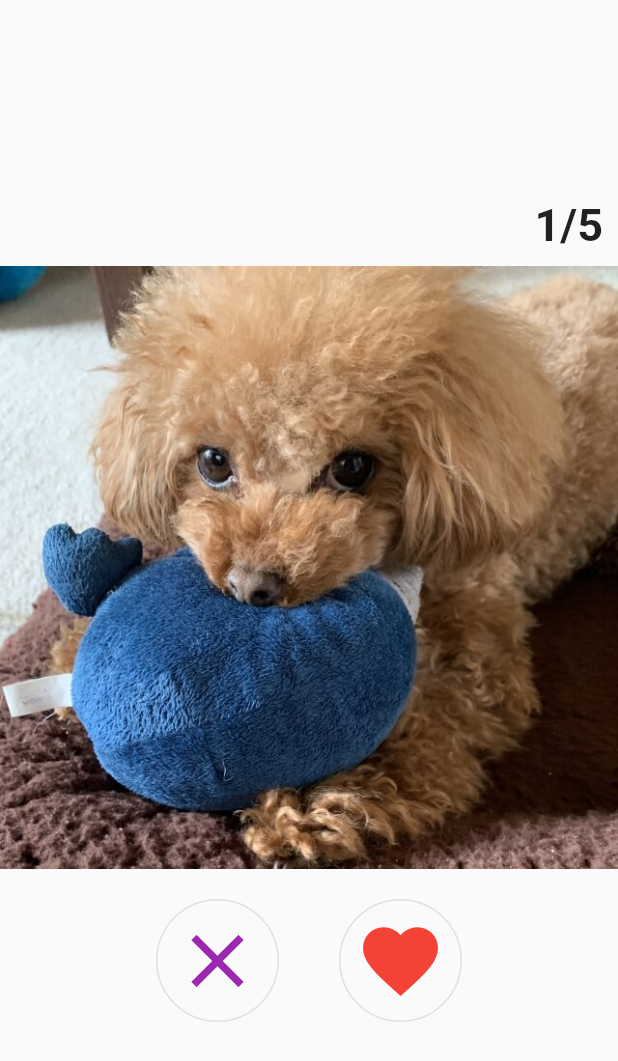
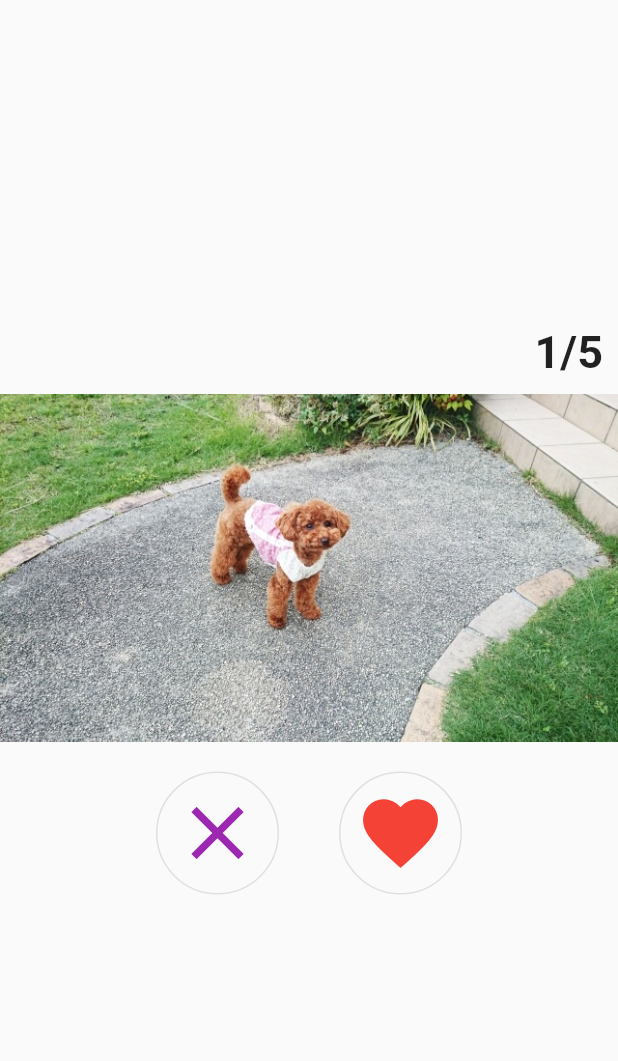
Before and after one commit to enutake/which_my_dog, a Flutter app: the screen it shows after launch, after a tap on "スタート", on a phone screen of 412 x 824 dp. Shown: the top 1061 px of the screen. Run offline on Flutter 3.47's test engine with Material 2 defaults, Android fonts, the light colour scheme and no system bars.

Commit message:
feat: 問題数に合わせてランダムにわんちゃん画像が入れ替わるように変更

```diff
--- a/which_my_dog/lib/model/my_app_model.dart
+++ b/which_my_dog/lib/model/my_app_model.dart
@@ -1,7 +1,10 @@
 import 'package:flutter/material.dart';
+import 'dart:math' as math;
 
 class MyAPPModel with ChangeNotifier {
   int currentQuestionCount = 1;
+  List quizList = [];
+  final maxImageLength = 10;
 
   void incrementQuestionCount() {
     currentQuestionCount++;
@@ -11,4 +14,19 @@ class MyAPPModel with ChangeNotifier {
     currentQuestionCount = 1;
     notifyListeners();
   }
+
+  void generateQuizList() {
+    for(var count = 0; count < 5; count++) {
+      var rand1 = new math.Random();
+      var rand2 = new math.Random();
+      var randInt1 = rand1.nextInt(maxImageLength - 1) + 1;
+      var randInt2 = rand2.nextInt(2);
+      var imageType = randInt2 > 0 ? "aiken" : "inu";
+      var fileName = imageType + randInt1.toString();
+      quizList.add(fileName);
+    }
+  }
+  void resetQuizList() {
+    quizList = [];
+  }
 }
--- a/which_my_dog/lib/pages/first_page.dart
+++ b/which_my_dog/lib/pages/first_page.dart
@@ -1,8 +1,12 @@
 import 'package:flutter/material.dart';
+import 'package:provider/provider.dart';
+
+import '../model/my_app_model.dart';
 
 class FirstPage extends StatelessWidget {
   @override
   Widget build(BuildContext context) {
+    final model = Provider.of<MyAPPModel>(context, listen: false);
     return Scaffold(
       body: Center(
         child: Column(
@@ -26,6 +30,7 @@ class FirstPage extends StatelessWidget {
                   style: TextStyle(fontSize: 30),
                 ),
                 onPressed: () {
+                  model.generateQuizList();
                   Navigator.of(context).pushNamed('/quiz');
                 },
               ),
--- a/which_my_dog/lib/pages/quiz_page.dart
+++ b/which_my_dog/lib/pages/quiz_page.dart
@@ -11,24 +11,24 @@ class QuizPage extends StatelessWidget {
     const quizMaxLength = 5;
     return Scaffold(
       body: Center(
-        child: Column(
+        child: Consumer<MyAPPModel>(
+          builder: (context, model, _)
+        {
+          return Column(
             mainAxisAlignment: MainAxisAlignment.center,
             children: <Widget>[
               Align(
                 alignment: Alignment.centerRight,
                 child: Padding(
                   padding: const EdgeInsets.all(10.0),
-                child: Consumer<MyAPPModel>(builder: (context, model, _) {
-                    return Text(
+                  child: Text(
                     '${model.currentQuestionCount}/$quizMaxLength',
                     style: TextStyle(fontSize: 30, fontWeight: FontWeight.bold),
-                    );
-                  },
-                )
+                  ),
                 ),
               ),
               Image.asset(
-              'images/inu1.jpg',
+                'images/${model.quizList[model.currentQuestionCount - 1]}.jpg',
               ),
               Row(
                 mainAxisAlignment: MainAxisAlignment.center,
@@ -38,7 +38,9 @@ class QuizPage extends StatelessWidget {
                 ],
               ),
             ],
-        ),
+          );
+        }
+        )
       ),
     );
   }
--- a/which_my_dog/lib/pages/result_page.dart
+++ b/which_my_dog/lib/pages/result_page.dart
@@ -77,6 +77,7 @@ class ResultPage extends StatelessWidget {
                   ),
                   onPressed: () {
                     model.resetQuestionCount();
+                    model.resetQuizList();
                     Navigator.of(context).pushNamed('/home');
                   },
                 ),
--- a/which_my_dog/lib/widgets/circle_button.dart
+++ b/which_my_dog/lib/widgets/circle_button.dart
@@ -25,9 +25,10 @@ class CircleButton extends StatelessWidget {
         ),
       ),
       onTap: () {
-        model.incrementQuestionCount();
-        if(model.currentQuestionCount > 5) {
+        if(model.currentQuestionCount == 5) {
           Navigator.of(context).pushNamed('/result');
+        } else {
+          model.incrementQuestionCount();
         }
       },
     );
```
Lines whose indentation alone changed are shown as unchanged.
